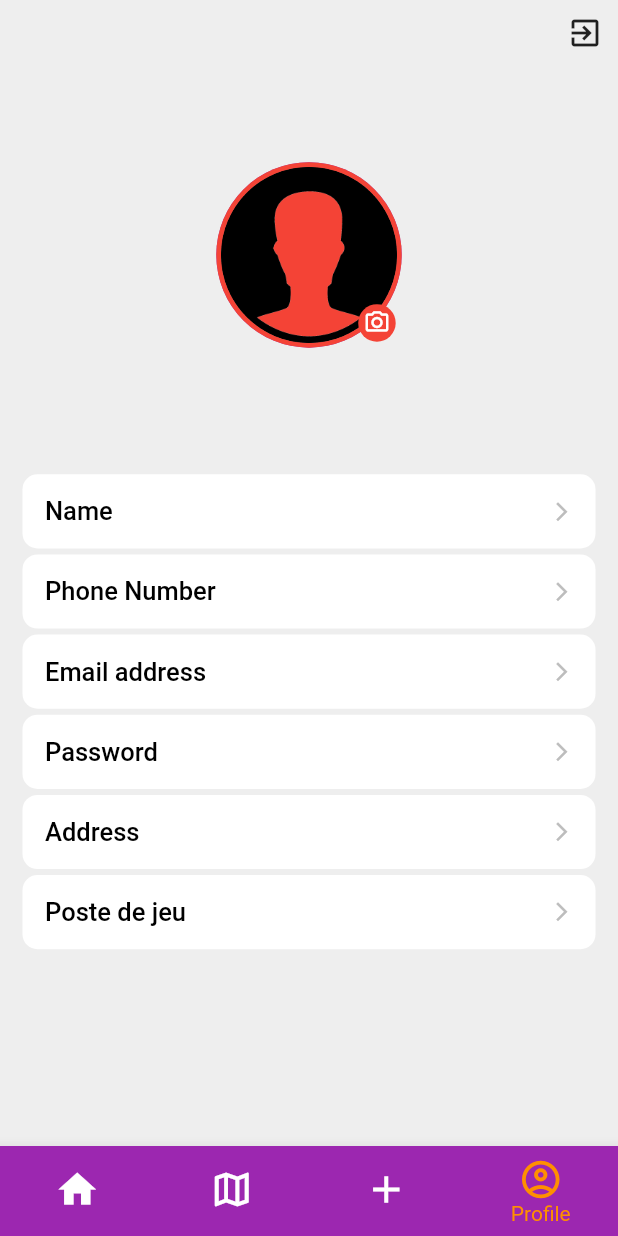
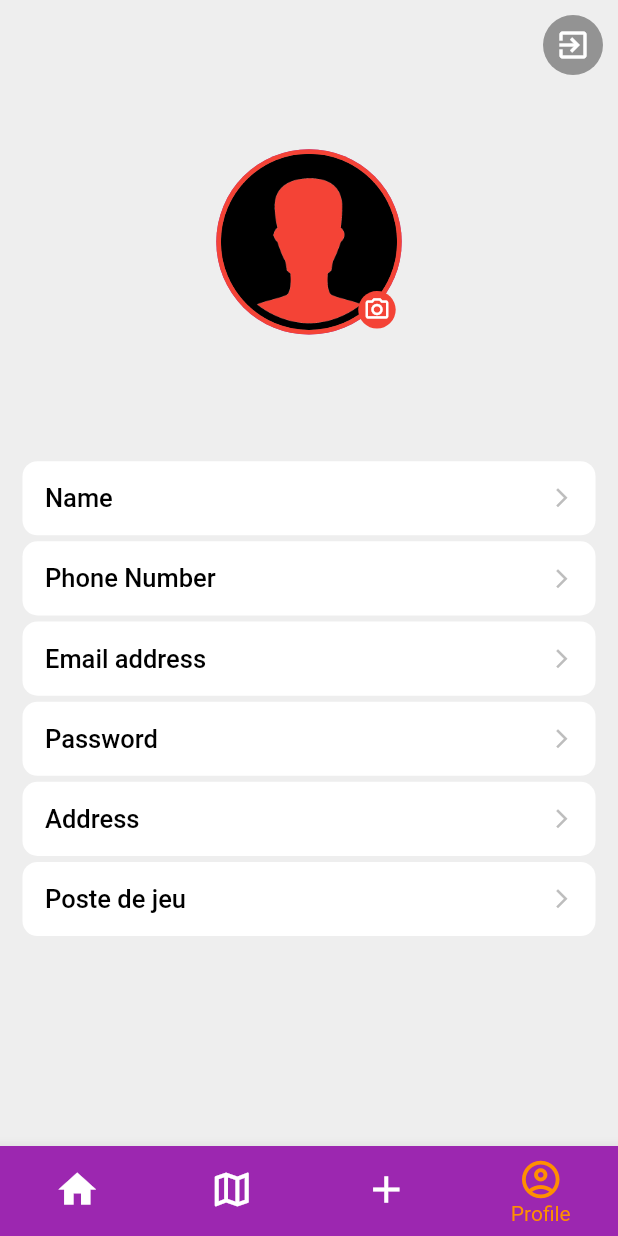
Before and after one commit to lachiri-touda/FifaStreet, a Flutter app: the screen it shows once a user with an empty profile is signed in, item 4 of the bottom bar chosen, on a phone screen of 412 x 824 dp. Run offline on Flutter 3.47's test engine with Material 2 defaults, Android fonts, the phone set to English and light mode, and no system bars; our stand-ins replace cloud_firestore, firebase_auth, firebase_core, firebase_storage, google_maps_flutter, image_picker and 1 more; accounts and stored records are empty.

```diff
--- a/socceirb/lib/app_navigation_bottom_bar.dart
+++ b/socceirb/lib/app_navigation_bottom_bar.dart
@@ -34,7 +34,7 @@ class _AppNavigationBottomBarState extends State<AppNavigationBottomBar> {
     SizeConfig().init(context);
     final screenBar = [
       const Home(),
-      const MapScreen(),
+      MapScreen(),
       const MatchScreen(),
       Profile(
         myAppUser: widget.myAppUser!,
--- a/socceirb/lib/routes.dart
+++ b/socceirb/lib/routes.dart
@@ -11,7 +11,7 @@ import 'package:socceirb/screens/SignUp/signup_screen.dart';
 final Map<String, WidgetBuilder> routes = {
   const Home().routeName: (context) => const Home(),
   //const Profile().routeName: (context) => const Profile(),
-  const MapScreen().routeName: (context) => const MapScreen(),
+  MapScreen().routeName: (context) => MapScreen(),
   const MatchScreen().routeName: (context) => const MatchScreen(),
   //InfoChange().routeName: (context) => InfoChange(),
   const SigninScreen().routeName: (context) => const SigninScreen(),
--- a/socceirb/lib/screens/Profile/components/profile_picture.dart
+++ b/socceirb/lib/screens/Profile/components/profile_picture.dart
@@ -67,7 +67,7 @@ class _ProfilePictureState extends State<ProfilePicture> {
         shape: BoxShape.circle,
         color: Colors.purple,
       ),
-      margin: EdgeInsets.only(top: SizeConfig.screenHeight * 0.09),
+      margin: EdgeInsets.only(top: SizeConfig.screenHeight * 0.06),
       child: Stack(
         children: [
           circleArea(),
--- a/socceirb/lib/screens/Profile/profile_screen.dart
+++ b/socceirb/lib/screens/Profile/profile_screen.dart
@@ -123,8 +123,17 @@ class _ProfileState extends State<Profile> {
                                 context, const SigninScreen().routeName),
                           },
                       child: Container(
-                          padding: EdgeInsets.only(right: 10, top: 10),
-                          child: Icon(Icons.exit_to_app))),
+                          height: 40,
+                          width: 40,
+                          decoration: BoxDecoration(
+                            borderRadius: BorderRadius.circular(30),
+                            color: Colors.black38,
+                          ),
+                          margin: EdgeInsets.only(right: 10, top: 10),
+                          child: Icon(
+                            Icons.exit_to_app,
+                            color: Colors.white,
+                          ))),
                 ),
                 ProfilePicture(myAppUser: widget.myAppUser),
                 SizedBox(
--- a/socceirb/pubspec.yaml
+++ b/socceirb/pubspec.yaml
@@ -33,8 +33,10 @@ dependencies:
 
   # The following adds the Cupertino Icons font to your application.
   # Use with the CupertinoIcons class for iOS style icons.
+  google_maps_flutter: ^2.1.1
   cloud_firestore: ^3.1.2
   image_picker: ^0.8.4+4
+  firebase_storage: ^10.2.3
   firebase_core: ^1.10.0
   firebase_auth: ^3.2.0
 
```
Also changed, not shown: socceirb/lib/screens/Home/home_screen.dart (+1 -8 lines), socceirb/lib/screens/Map/map_screen.dart (+13 -3 lines), socceirb/pubspec.lock, 1 other file.
